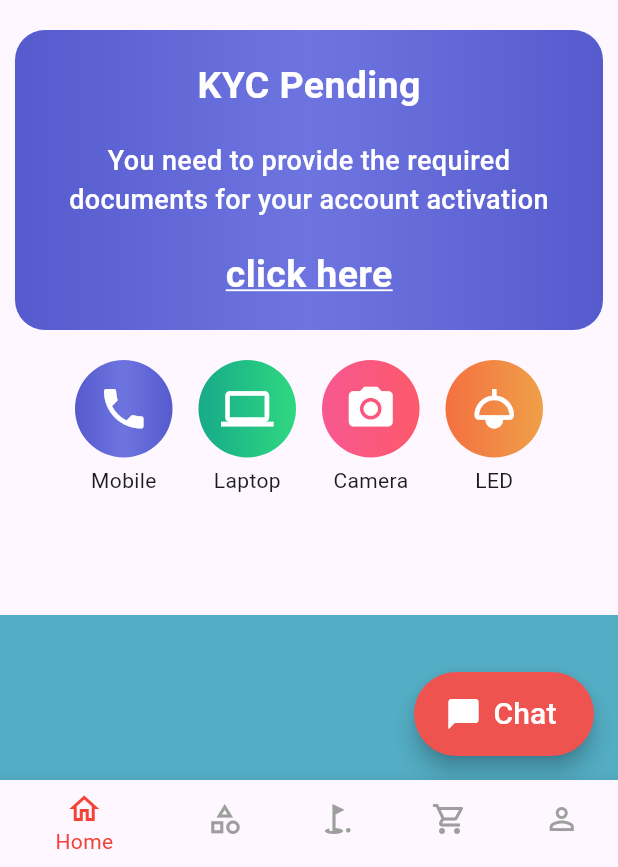
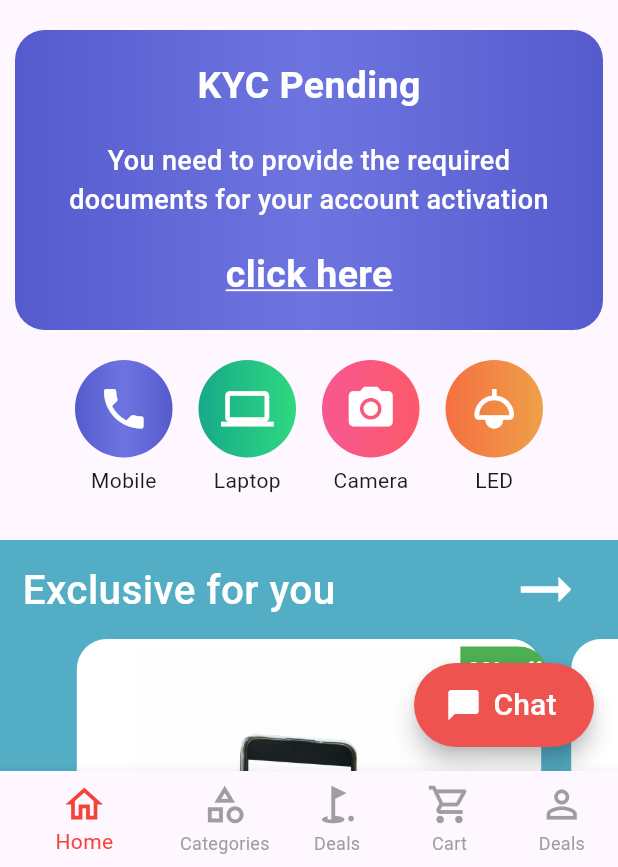
Before and after one commit to miku272/dealsdray-flutter-test, a Flutter app: the screen it shows after launch, on a phone screen of 412 x 824 dp, the part 369-1236 px from its top. Run offline on Flutter 3.47's test engine with Material 3 defaults, Android fonts, the phone set to English and light mode, and no system bars.

Commit message:
Home screen design finished

```diff
--- a/lib/bottom_navigator.dart
+++ b/lib/bottom_navigator.dart
@@ -53,12 +53,15 @@ class _BottomNavigatorState extends State<BottomNavigator> {
               decoration: BoxDecoration(
                 color: Colors.deepPurple,
               ),
-              child: Text(
-                'DealsDray',
-                textAlign: TextAlign.center,
-                style: TextStyle(
-                  color: Colors.white,
-                  fontSize: 24,
+              child: Align(
+                alignment: Alignment.bottomRight,
+                child: Text(
+                  'DealsDray',
+                  textAlign: TextAlign.center,
+                  style: TextStyle(
+                    color: Colors.white,
+                    fontSize: 50,
+                  ),
                 ),
               ),
             ),
@@ -100,6 +103,10 @@ class _BottomNavigatorState extends State<BottomNavigator> {
         onTap: _onItemTapped,
         selectedItemColor: Colors.red,
         unselectedItemColor: Colors.grey,
+        showSelectedLabels: true,
+        showUnselectedLabels: true,
+        iconSize: 30,
+
         items: const [
           BottomNavigationBarItem(
             icon: Icon(Icons.home_outlined),
--- a/lib/screens/home_screen.dart
+++ b/lib/screens/home_screen.dart
@@ -8,6 +8,9 @@ class HomeScreen extends StatelessWidget {
   @override
   Widget build(BuildContext context) {
     final pageController = PageController(
+      viewportFraction: 0.8,
+    );
+    final exclusivePageController = PageController(
       viewportFraction: 0.8,
     );
 
@@ -52,12 +55,12 @@ class HomeScreen extends StatelessWidget {
                 ),
                 borderRadius: BorderRadius.circular(20),
               ),
-              child: const Column(
+              child: Column(
                 mainAxisAlignment: MainAxisAlignment.spaceEvenly,
                 crossAxisAlignment: CrossAxisAlignment.center,
                 mainAxisSize: MainAxisSize.min,
                 children: <Widget>[
-                  Text(
+                  const Text(
                     'KYC Pending',
                     style: TextStyle(
                       fontSize: 25,
@@ -65,7 +68,7 @@ class HomeScreen extends StatelessWidget {
                       color: Colors.white,
                     ),
                   ),
-                  Text(
+                  const Text(
                     'You need to provide the required\ndocuments for your account activation',
                     textAlign: TextAlign.center,
                     style: TextStyle(
@@ -74,7 +77,9 @@ class HomeScreen extends StatelessWidget {
                       color: Colors.white,
                     ),
                   ),
-                  Text(
+                  GestureDetector(
+                    onTap: () {},
+                    child: const Text(
                       'click here',
                       style: TextStyle(
                         decoration: TextDecoration.underline,
@@ -84,12 +89,13 @@ class HomeScreen extends StatelessWidget {
                         color: Colors.white,
                       ),
                     ),
+                  ),
                 ],
               ),
             ),
             Container(
               height: 120,
-              margin: const EdgeInsets.all(50).copyWith(top: 0),
+              margin: const EdgeInsets.all(50).copyWith(top: 0, bottom: 0),
               child: const Row(
                 mainAxisAlignment: MainAxisAlignment.spaceBetween,
                 children: <Widget>[
@@ -148,8 +154,95 @@ class HomeScreen extends StatelessWidget {
             Container(
               height: 600,
               width: double.infinity,
+              color: const Color.fromRGBO(83, 173, 196, 1),
+              child: Column(
+                children: <Widget>[
+                  Padding(
+                    padding: const EdgeInsets.symmetric(horizontal: 15),
+                    child: Row(
+                      mainAxisAlignment: MainAxisAlignment.spaceBetween,
+                      crossAxisAlignment: CrossAxisAlignment.center,
+                      children: <Widget>[
+                        const Text(
+                          'Exclusive for you',
+                          style: TextStyle(
+                            color: Colors.white,
+                            fontSize: 27,
+                            fontWeight: FontWeight.w500,
+                          ),
+                        ),
+                        IconButton(
+                          onPressed: () {},
+                          icon: const Icon(
+                            Icons.arrow_right_alt_outlined,
+                            color: Colors.white,
+                            size: 50,
+                          ),
+                        ),
+                      ],
+                    ),
+                  ),
+                  SizedBox(
+                    height: 500,
+                    child: PageView.builder(
+                        controller: exclusivePageController,
+                        itemCount: 5,
+                        itemBuilder: (BuildContext ctx, int index) {
+                          return Stack(
+                            children: [
+                              Container(
+                                width: 400,
+                                margin:
+                                    const EdgeInsets.symmetric(horizontal: 10),
+                                decoration: BoxDecoration(
+                                  color: Colors.white,
+                                  borderRadius: BorderRadius.circular(20),
+                                ),
+                                child: Padding(
+                                  padding:
+                                      const EdgeInsets.symmetric(vertical: 8.0),
+                                  child: Column(
+                                    mainAxisAlignment:
+                                        MainAxisAlignment.spaceBetween,
+                                    children: <Widget>[
+                                      Image.asset(
+                                        'assets/images/phone.jpg',
+                                        height: 350,
+                                      ),
+                                      const SizedBox(height: 10),
+                                      const Text(
+                                        'Nokia 8.1 (Iron, 64 GB)',
+                                        textAlign: TextAlign.start,
+                                        style: TextStyle(
+                                          fontSize: 18,
+                                        ),
+                                      ),
+                                    ],
+                                  ),
+                                ),
+                              ),
+                              Positioned(
+                                top: 5,
+                                right: 5,
+                                child: Container(
+                                  padding: const EdgeInsets.all(5),
+                                  // color: Colors.green,
                                   decoration: const BoxDecoration(
-                color: Color.fromRGBO(83, 173, 196, 1),
+                                    color: Colors.green,
+                                    borderRadius: BorderRadius.only(
+                                        topRight: Radius.circular(20)),
+                                  ),
+                                  child: const Text(
+                                    '32% off',
+                                    style: TextStyle(color: Colors.white),
+                                  ),
+                                ),
+                              ),
+                            ],
+                          );
+                        }),
+                  ),
+                ],
               ),
             ),
           ],
```
Also changed, not shown: assets/images/phone.jpg (added). Lines whose indentation alone changed are shown as unchanged.
